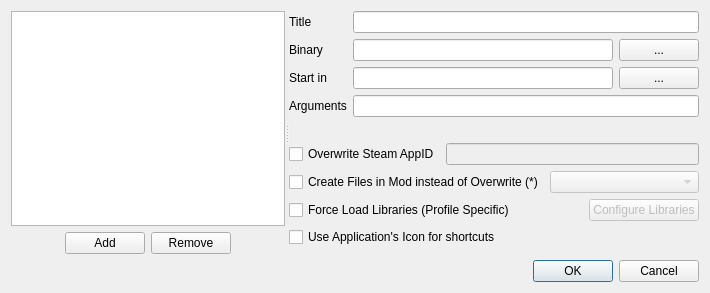
Old version of the form modorganizer/src/editexecutablesdialog.ui in the repository Holt59/mo2-merge.
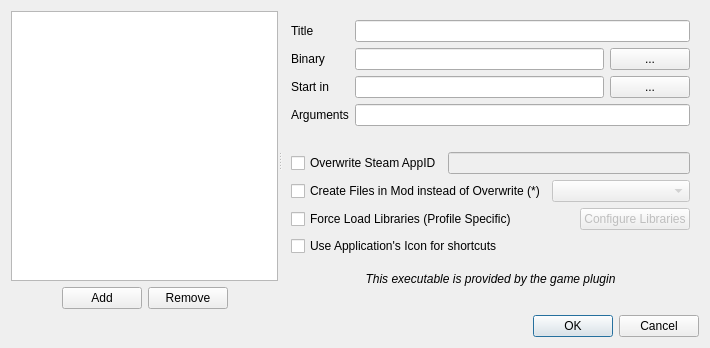
New version of the form. Icons and pictures are not drawn.

Commit message: [modorganizer] load plugin executables after settings, allows for changing the order added warning that an executable is provided by a plugin, disable widgets that can't be changed refactoring EditExecutablesDialog

Diff of the .ui file:
```diff
--- a/modorganizer/src/editexecutablesdialog.ui
+++ b/modorganizer/src/editexecutablesdialog.ui
@@ -7,15 +7,9 @@
     <x>0</x>
     <y>0</y>
     <width>710</width>
-    <height>293</height>
+    <height>348</height>
    </rect>
   </property>
-  <property name="minimumSize">
-   <size>
-    <width>200</width>
-    <height>200</height>
-   </size>
-  </property>
   <property name="windowTitle">
    <string>Modify Executables</string>
   </property>
@@ -163,6 +157,12 @@
            <number>0</number>
           </property>
           <item>
+           <widget class="QWidget" name="widget_4" native="true">
+            <layout class="QVBoxLayout" name="verticalLayout_5">
+             <property name="bottomMargin">
+              <number>10</number>
+             </property>
+             <item>
            <layout class="QFormLayout" name="formLayout">
             <property name="bottomMargin">
              <number>20</number>
@@ -357,6 +357,24 @@
             </property>
            </widget>
           </item>
+            </layout>
+           </widget>
+          </item>
+          <item>
+           <widget class="QLabel" name="pluginProvidedLabel">
+            <property name="font">
+             <font>
+              <italic>true</italic>
+             </font>
+            </property>
+            <property name="text">
+             <string>This executable is provided by the game plugin</string>
+            </property>
+            <property name="alignment">
+             <set>Qt::AlignCenter</set>
+            </property>
+           </widget>
+          </item>
           <item>
            <spacer name="verticalSpacer">
             <property name="orientation">
```
Left out of the diff: 7 changed lines with no effect on the pictures. Lines whose indentation alone changed are shown as unchanged. The commit also changes 3 other files.
